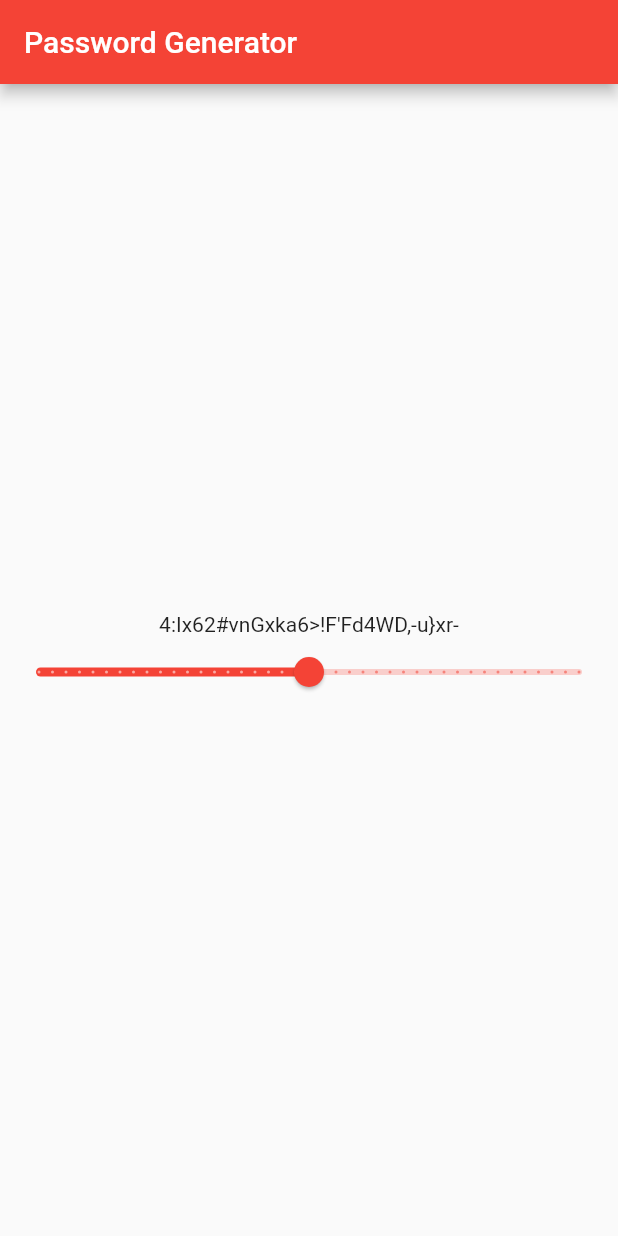
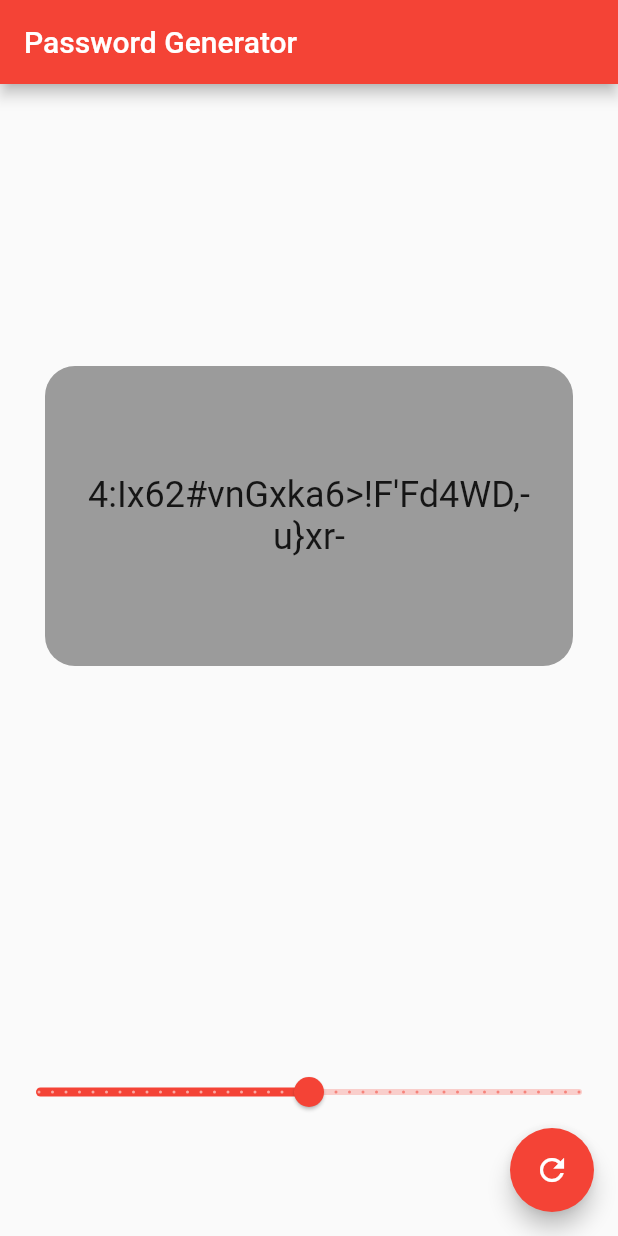
Before and after one commit to advaithhl/PasswordGenerator, a Flutter app: the screen it shows after launch, on a phone screen of 412 x 824 dp. Run offline on Flutter 3.47's test engine with Material 2 defaults, Android fonts, the phone set to English and light mode, and no system bars.

Commit message:
Add FAB with UI overhaul

```diff
--- a/lib/main.dart
+++ b/lib/main.dart
@@ -36,6 +36,12 @@ class _MyHomePageState extends State<MyHomePage> {
   PasswordGenerator _passwordGenerator = new PasswordGenerator();
   String _pwd;
 
+  void setNewPassword() {
+    setState(() {
+      _pwd = _passwordGenerator.generatePassword(passLength);
+    });
+  }
+
   @override
   Widget build(BuildContext context) {
     _pwd = _passwordGenerator.generatePassword(passLength);
@@ -47,10 +53,34 @@ class _MyHomePageState extends State<MyHomePage> {
         child: Column(
           mainAxisAlignment: MainAxisAlignment.center,
           children: <Widget>[
-            Text(
+            Expanded(
+              flex: 3,
+              child: Container(
+                child: Container(
+                  child: Text(
                     '$_pwd',
+                    style: Theme.of(context).textTheme.headline,
+                    textAlign: TextAlign.center,
                   ),
-            Slider.adaptive(
+                  alignment: Alignment.center,
+                  padding: EdgeInsets.all(20.0),
+                  margin: EdgeInsets.all(30.0),
+                  constraints: BoxConstraints.tightFor(
+                    height: 200,
+                  ),
+                  decoration: BoxDecoration(
+                      color: Colors.black38,
+                      shape: BoxShape.rectangle,
+                      borderRadius: BorderRadius.all(
+                        Radius.circular(20),
+                      )),
+                ),
+                alignment: Alignment.center,
+              ),
+            ),
+            Flexible(
+              flex: 1,
+              child: Slider.adaptive(
                 value: passLength.toDouble(),
                 min: 10,
                 max: 50,
@@ -62,8 +92,14 @@ class _MyHomePageState extends State<MyHomePage> {
                   });
                 },
               ),
+            ),
           ],
         ),
+      ),
+      floatingActionButton: FloatingActionButton(
+        onPressed: setNewPassword,
+        tooltip: 'New Password',
+        child: Icon(Icons.refresh),
       ),
     );
   }
```
Lines whose indentation alone changed are shown as unchanged.
